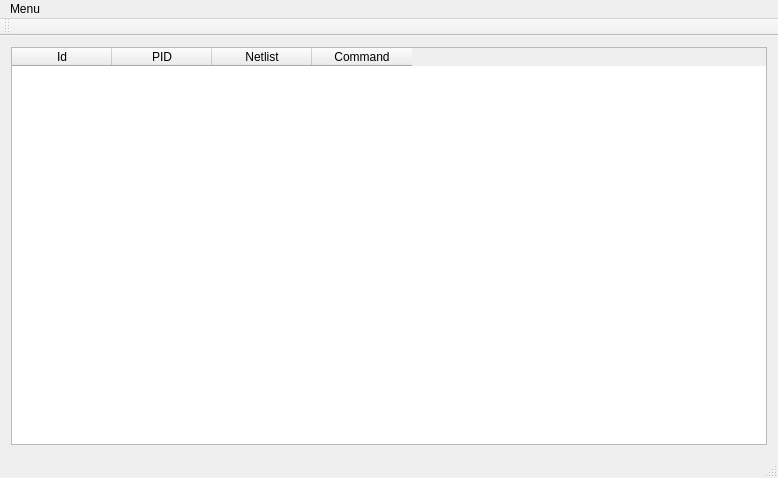
First picture: the form in SymControl/mainwindow.ui, repository donut181/dyplom, before the edit.
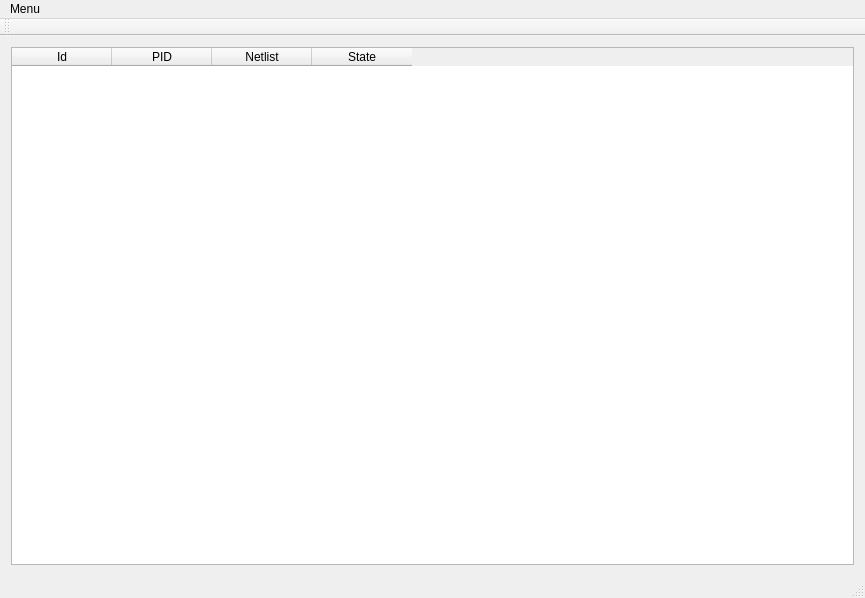
Second picture: the form after the edit.

```diff
--- a/SymControl/mainwindow.ui
+++ b/SymControl/mainwindow.ui
@@ -6,8 +6,8 @@
    <rect>
     <x>0</x>
     <y>0</y>
-    <width>778</width>
-    <height>478</height>
+    <width>865</width>
+    <height>598</height>
    </rect>
   </property>
   <property name="windowTitle">
@@ -17,6 +17,12 @@
    <layout class="QVBoxLayout" name="verticalLayout">
     <item>
      <widget class="QTableWidget" name="tableWidget">
+      <property name="minimumSize">
+       <size>
+        <width>760</width>
+        <height>0</height>
+       </size>
+      </property>
       <column>
        <property name="text">
         <string>Id</string>
@@ -34,7 +40,7 @@
       </column>
       <column>
        <property name="text">
-        <string>Command</string>
+        <string>State</string>
        </property>
       </column>
      </widget>
@@ -46,7 +52,7 @@
     <rect>
      <x>0</x>
      <y>0</y>
-     <width>778</width>
+     <width>865</width>
      <height>20</height>
     </rect>
    </property>
```
